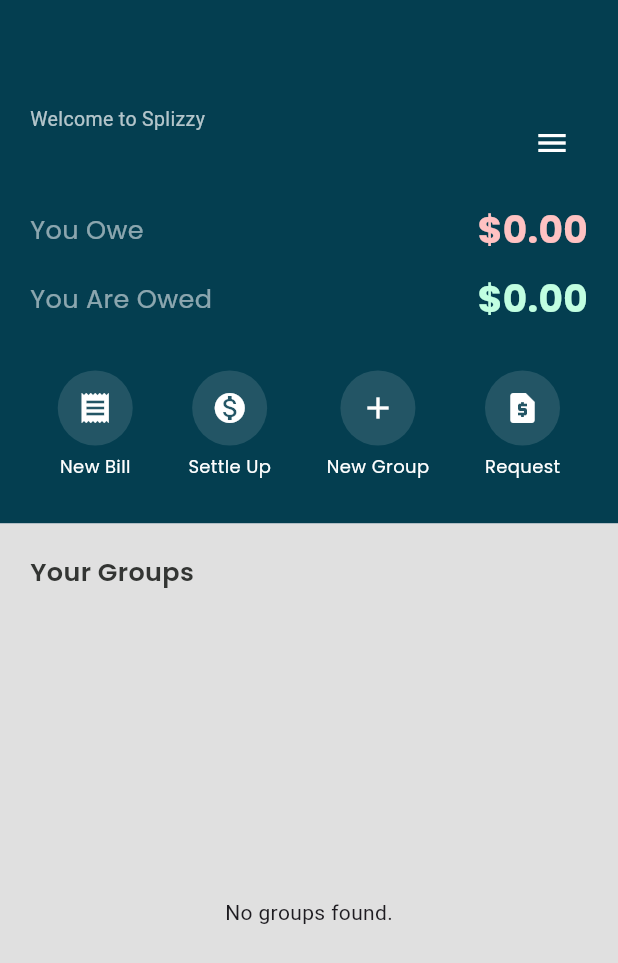
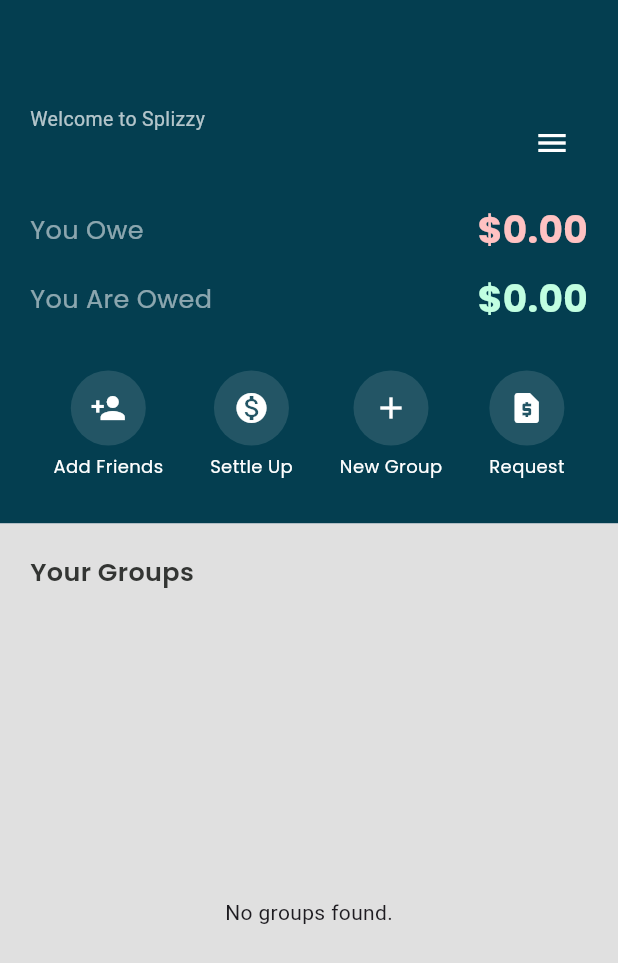
Before and after one commit to KugleBlitz007/SplitGasy, a Flutter app: the HomePage screen opened directly, on a phone screen of 412 x 824 dp. Shown: the top 963 px of the screen. Run offline on Flutter 3.47's test engine with Material 3 defaults, Android fonts, the phone set to English and light mode, and no system bars; our stand-ins replace cloud_firestore, firebase_auth, firebase_core, flutter_dotenv, google_fonts, google_sign_in; accounts and stored records are empty.

Commit message:
Replace New bill to add friends button on the home_page

```diff
--- a/lib/pages/home_page.dart
+++ b/lib/pages/home_page.dart
@@ -678,23 +678,6 @@ class _HomePageState extends State<HomePage> {
                           ),
                           ListTile(
                             title: Text(
-                              "Search Friends",
-                              style: GoogleFonts.poppins(
-                                fontSize: 16,
-                                color: Color(0xFF043E50),
-                              ),
-                            ),
-                            leading: const Icon(Icons.search, color: Color(0xFF043E50)),
-                            onTap: () {
-                              Navigator.pop(context);
-                              Navigator.push(
-                                context,
-                                MaterialPageRoute(builder: (context) => const SendInvitesPage()),
-                              );
-                            },
-                          ),
-                          ListTile(
-                            title: Text(
                               "Delete Account",
                               style: GoogleFonts.poppins(
                                 fontSize: 16,
@@ -870,7 +853,16 @@ class _HomePageState extends State<HomePage> {
                 Row(
                   mainAxisAlignment: MainAxisAlignment.spaceAround,
                   children: [
-                    _buildActionButton("New Bill", Icons.receipt),
+                    _buildActionButton(
+                      "Add Friends",
+                      Icons.person_add,
+                      onTap: () {
+                        Navigator.push(
+                          context,
+                          MaterialPageRoute(builder: (context) => const SendInvitesPage()),
+                        );
+                      },
+                    ),
                     _buildActionButton(
                       "Settle Up",
                       Icons.monetization_on,
@@ -887,7 +879,6 @@ class _HomePageState extends State<HomePage> {
                       Icons.request_page,
                       onTap: () => _showRequestDialog(context),
                     ),
-
                   ],
                 ),
               ],
```
Also changed, not shown: lib/pages/search_friends.dart (+56 -24 lines).
